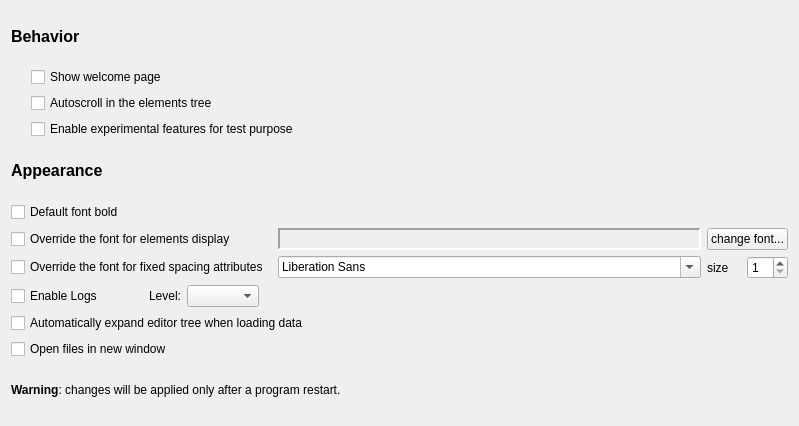
Qt form src/config/configurationgeneraloptions.ui (lbellonda/qxmledit) before a commit.
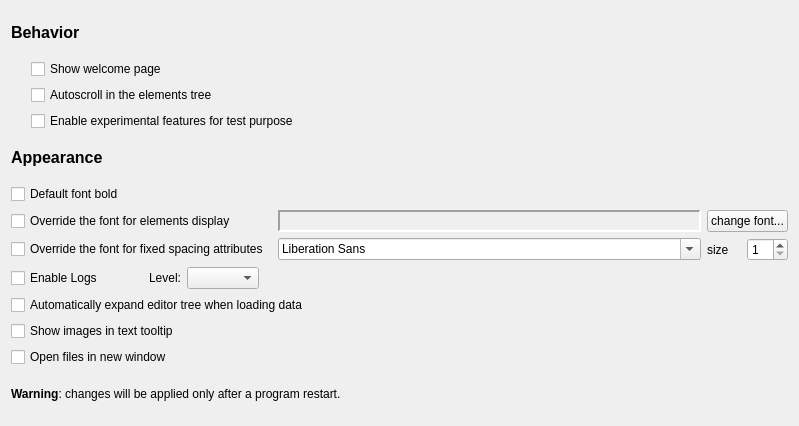
The same form after that commit.

Commit message: New option to show text in tooltip as a base 64 coded image.

```diff
--- a/src/config/configurationgeneraloptions.ui
+++ b/src/config/configurationgeneraloptions.ui
@@ -209,6 +209,13 @@
      </property>
     </widget>
    </item>
+   <item>
+    <widget class="QCheckBox" name="cbShowImagesInTextTooltip">
+     <property name="text">
+      <string>Show images in text tooltip</string>
+     </property>
+    </widget>
+   </item>
    <item>
     <widget class="QCheckBox" name="cbOpenFilesInNewWindow">
      <property name="text">
```
The commit also changes 6 other files.
